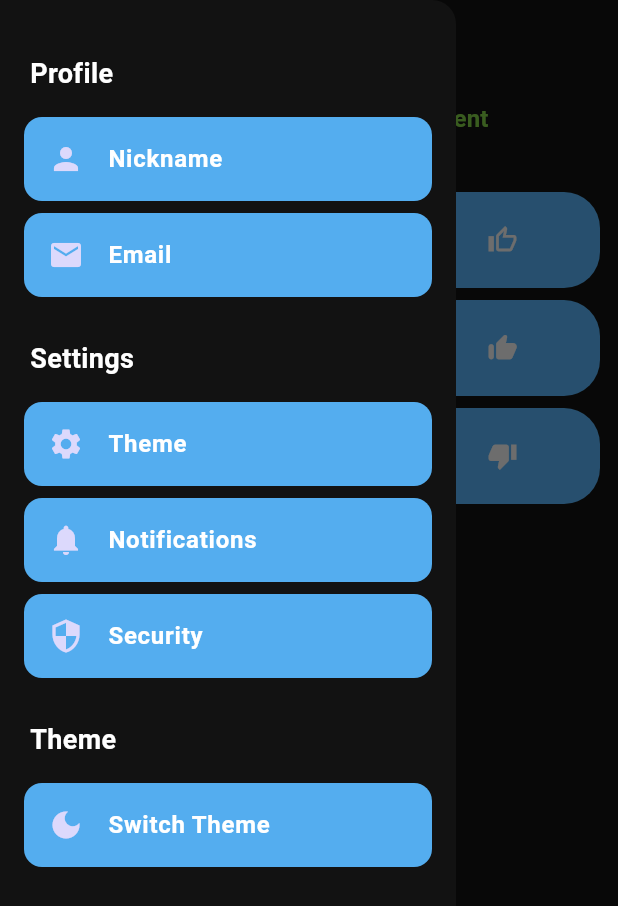
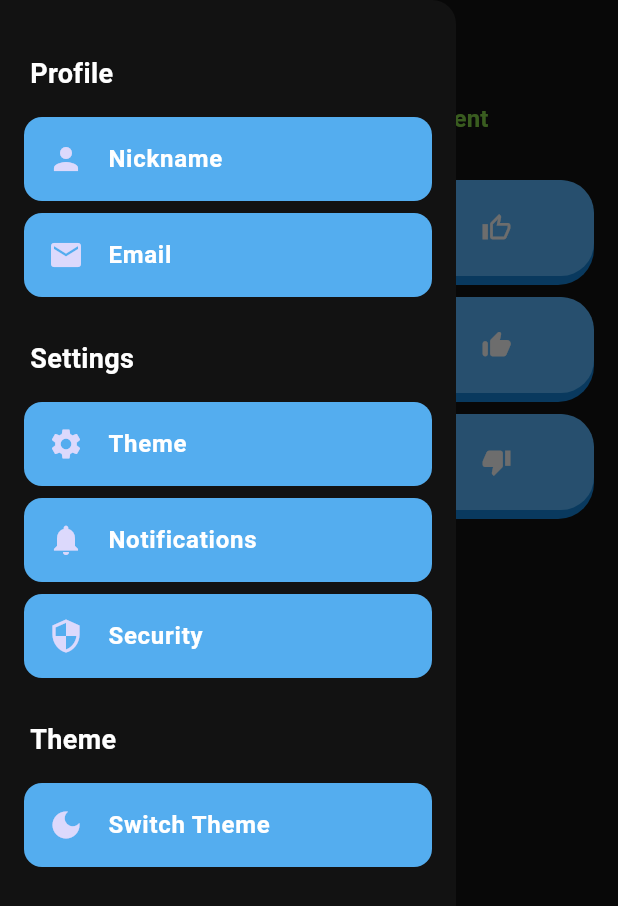
Before and after one commit to AndreaDeBlasio95/mexage, a Flutter app: the screen it shows after launch, in the side drawer, after a tap on "Switch Theme", on a phone screen of 412 x 824 dp. Shown: the top 906 px of the screen. Run offline on Flutter 3.47's test engine with Material 3 defaults, Android fonts, the phone set to English and light mode, and no system bars.

Commit message:
adding custom shadow

```diff
--- a/lib/custom_widgets/message_received.dart
+++ b/lib/custom_widgets/message_received.dart
@@ -13,10 +13,16 @@ class MessageCard extends StatelessWidget {
     final themeProvider = Provider.of<CustomThemes>(context, listen: false);
 
     return Container(
-      margin: EdgeInsets.only(left: 12, right: 12, top: 8),
+      margin: EdgeInsets.only(left: 16, right: 16, bottom: 8),
+      decoration: BoxDecoration(
+      color: themeProvider.cCardShadow,
+      borderRadius: BorderRadius.circular(24),
+    ),
+      child: Container(
+        margin: EdgeInsets.only(bottom: 6),
         decoration: BoxDecoration(
           color: themeProvider.cCardMessageInbox,
-        borderRadius: BorderRadius.circular(24),
+          borderRadius: BorderRadius.circular(22),
         ),
         child: Card(
           elevation: 0,
@@ -47,6 +53,7 @@ class MessageCard extends StatelessWidget {
             },
           ),
         ),
+      ),
     );
   }
 
--- a/lib/theme/custom_themes.dart
+++ b/lib/theme/custom_themes.dart
@@ -18,6 +18,7 @@ class CustomThemes with ChangeNotifier {
   Color cIcons = Colors.black;
   Color cCardMessageInbox = Colors.black;
   Color cTabOptions = Colors.black;
+  Color cCardShadow = Colors.black;
 
   // --- TEXT STYLES ---
   TextStyle tTextAppBar = const TextStyle(
@@ -79,6 +80,7 @@ class CustomThemes with ChangeNotifier {
       cCardMessageInbox = const Color(0xFF54ADEF); // Argentinian blue
       cTextMessageCard = Colors.white;
       cTabOptions = const Color(0xFF7CC944);
+      cCardShadow = const Color(0xFF137DCD);
     } else if (value == 1) {
       // --- DARK ---
       cBackGround = const Color(0xFF121212);
@@ -92,6 +94,7 @@ class CustomThemes with ChangeNotifier {
       cCardMessageInbox = const Color(0xFF54ADEF); // Argentinian blue
       cTextMessageCard = Colors.white;
       cTabOptions = const Color(0xFF7CC944);
+      cCardShadow = const Color(0xFF137DCD);
     }
     setTextStyles(value);
     notifyListeners();
```
Lines whose indentation alone changed are shown as unchanged.
